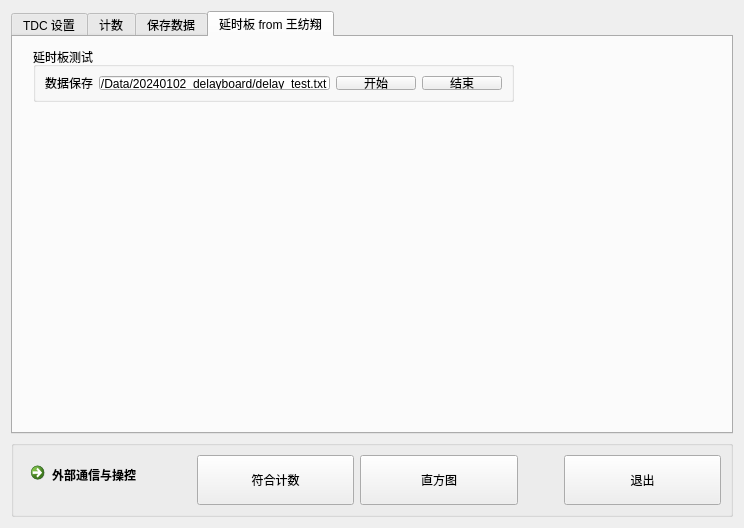
WhiteChimney/TDC-counter, file ui/widget.ui: the form before one commit.
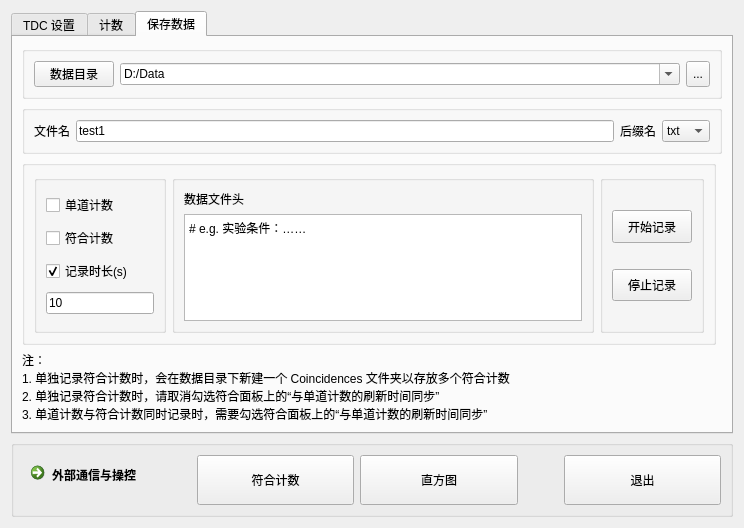
The form after the commit.

```diff
--- a/ui/widget.ui
+++ b/ui/widget.ui
@@ -17,7 +17,7 @@
    <item>
     <widget class="QTabWidget" name="tabWidget">
      <property name="currentIndex">
-      <number>3</number>
+      <number>2</number>
      </property>
      <widget class="QWidget" name="pageSettings">
       <attribute name="title">
@@ -1121,54 +1121,6 @@
        </item>
       </layout>
      </widget>
-     <widget class="QWidget" name="tab">
-      <attribute name="title">
-       <string>延时板 from 王纺翔</string>
-      </attribute>
-      <widget class="QGroupBox" name="groupBox_3">
-       <property name="geometry">
-        <rect>
-         <x>20</x>
-         <y>10</y>
-         <width>481</width>
-         <height>55</height>
-        </rect>
-       </property>
-       <property name="title">
-        <string>延时板测试</string>
-       </property>
-       <layout class="QHBoxLayout" name="horizontalLayout_2">
-        <item>
-         <widget class="QLabel" name="label">
-          <property name="text">
-           <string>数据保存</string>
-          </property>
-         </widget>
-        </item>
-        <item>
-         <widget class="QLineEdit" name="textDelayTextFile">
-          <property name="text">
-           <string>D:/Data/20240102_delayboard/delay_test.txt</string>
-          </property>
-         </widget>
-        </item>
-        <item>
-         <widget class="QPushButton" name="buttonDelayStart">
-          <property name="text">
-           <string>开始</string>
-          </property>
-         </widget>
-        </item>
-        <item>
-         <widget class="QPushButton" name="buttonDelayStop">
-          <property name="text">
-           <string>结束</string>
-          </property>
-         </widget>
-        </item>
-       </layout>
-      </widget>
-     </widget>
     </widget>
    </item>
    <item>
```
